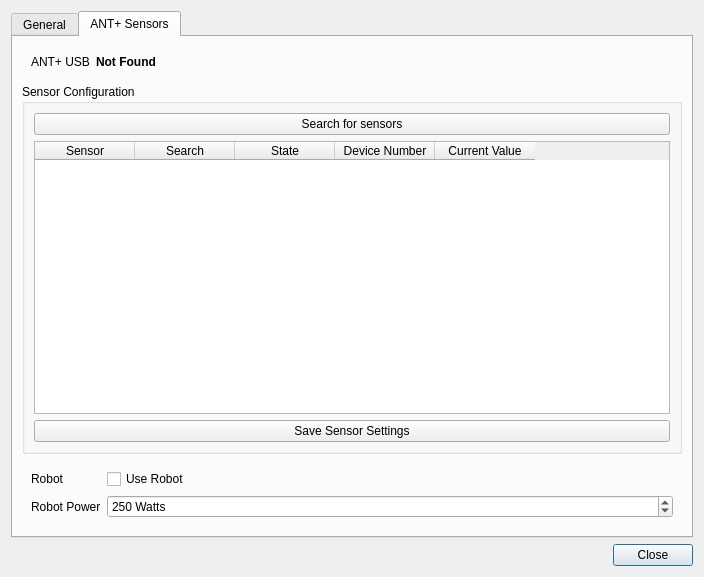
Before: the Qt Designer form indoorcycling2/settingsdialog.ui in rsippl/big-ring, drawn with Qt 5.
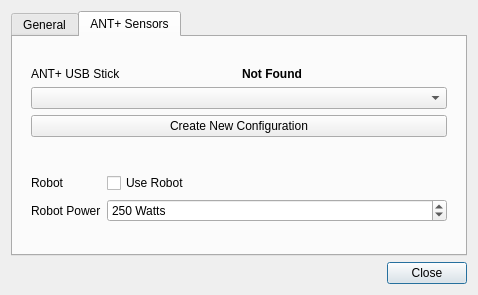
After: the same form once the commit is applied.

Commit message:
Create a single ant+ configuration using a new dialog.
Now just choose the configuration from the settings dialog.

```diff
--- a/indoorcycling2/settingsdialog.ui
+++ b/indoorcycling2/settingsdialog.ui
@@ -9,10 +9,16 @@
    <rect>
     <x>0</x>
     <y>0</y>
-    <width>704</width>
-    <height>577</height>
+    <width>478</width>
+    <height>295</height>
    </rect>
   </property>
+  <property name="sizePolicy">
+   <sizepolicy hsizetype="Minimum" vsizetype="Minimum">
+    <horstretch>0</horstretch>
+    <verstretch>0</verstretch>
+   </sizepolicy>
+  </property>
   <property name="windowTitle">
    <string>Preferences</string>
   </property>
@@ -125,21 +131,43 @@
        <item>
         <widget class="QWidget" name="widget_2" native="true">
          <property name="sizePolicy">
-          <sizepolicy hsizetype="Expanding" vsizetype="Minimum">
+          <sizepolicy hsizetype="Expanding" vsizetype="Maximum">
            <horstretch>0</horstretch>
            <verstretch>0</verstretch>
           </sizepolicy>
          </property>
-         <layout class="QFormLayout" name="formLayout_2">
+         <layout class="QGridLayout" name="gridLayout_2">
+          <item row="1" column="0" colspan="2">
+           <widget class="QComboBox" name="antConfigurationChooser">
+            <property name="sizePolicy">
+             <sizepolicy hsizetype="Minimum" vsizetype="Fixed">
+              <horstretch>2</horstretch>
+              <verstretch>0</verstretch>
+             </sizepolicy>
+            </property>
+           </widget>
+          </item>
           <item row="0" column="0">
            <widget class="QLabel" name="label_4">
+            <property name="sizePolicy">
+             <sizepolicy hsizetype="Preferred" vsizetype="Preferred">
+              <horstretch>1</horstretch>
+              <verstretch>0</verstretch>
+             </sizepolicy>
+            </property>
             <property name="text">
-             <string>ANT+ USB</string>
+             <string>ANT+ USB Stick</string>
             </property>
            </widget>
           </item>
           <item row="0" column="1">
            <widget class="QLabel" name="usbStickPresentLabel">
+            <property name="sizePolicy">
+             <sizepolicy hsizetype="Preferred" vsizetype="Preferred">
+              <horstretch>1</horstretch>
+              <verstretch>0</verstretch>
+             </sizepolicy>
+            </property>
             <property name="text">
              <string>&lt;b&gt;Not Found&lt;/b&gt;</string>
             </property>
@@ -148,85 +176,10 @@
             </property>
            </widget>
           </item>
-         </layout>
-        </widget>
-       </item>
-       <item>
-        <widget class="QGroupBox" name="groupBox_2">
-         <property name="sizePolicy">
-          <sizepolicy hsizetype="Preferred" vsizetype="Minimum">
-           <horstretch>0</horstretch>
-           <verstretch>5</verstretch>
-          </sizepolicy>
-         </property>
-         <property name="title">
-          <string>Sensor Configuration</string>
-         </property>
-         <layout class="QVBoxLayout" name="verticalLayout_2">
-          <item>
-           <widget class="QPushButton" name="searchSensorsButton">
-            <property name="sizePolicy">
-             <sizepolicy hsizetype="Expanding" vsizetype="Minimum">
-              <horstretch>0</horstretch>
-              <verstretch>0</verstretch>
-             </sizepolicy>
-            </property>
-            <property name="text">
-             <string>Search for sensors</string>
-            </property>
-           </widget>
-          </item>
-          <item>
-           <widget class="QTableWidget" name="searchTableWidget">
-            <property name="alternatingRowColors">
-             <bool>false</bool>
-            </property>
-            <property name="selectionMode">
-             <enum>QAbstractItemView::NoSelection</enum>
-            </property>
-            <property name="selectionBehavior">
-             <enum>QAbstractItemView::SelectRows</enum>
-            </property>
-            <property name="verticalScrollMode">
-             <enum>QAbstractItemView::ScrollPerPixel</enum>
-            </property>
-            <property name="horizontalScrollMode">
-             <enum>QAbstractItemView::ScrollPerPixel</enum>
-            </property>
-            <property name="columnCount">
-             <number>5</number>
-            </property>
-            <column>
-             <property name="text">
-              <string>Sensor</string>
-             </property>
-            </column>
-            <column>
-             <property name="text">
-              <string>Search</string>
-             </property>
-            </column>
-            <column>
-             <property name="text">
-              <string>State</string>
-             </property>
-            </column>
-            <column>
-             <property name="text">
-              <string>Device Number</string>
-             </property>
-            </column>
-            <column>
-             <property name="text">
-              <string>Current Value</string>
-             </property>
-            </column>
-           </widget>
-          </item>
-          <item>
+          <item row="2" column="0" colspan="2">
            <widget class="QPushButton" name="pushButton">
             <property name="text">
-             <string>Save Sensor Settings</string>
+             <string>Create New Configuration</string>
             </property>
            </widget>
           </item>
@@ -236,7 +189,7 @@
        <item>
         <widget class="QWidget" name="widget" native="true">
          <property name="sizePolicy">
-          <sizepolicy hsizetype="Expanding" vsizetype="Minimum">
+          <sizepolicy hsizetype="Minimum" vsizetype="Maximum">
            <horstretch>0</horstretch>
            <verstretch>0</verstretch>
           </sizepolicy>
@@ -248,7 +201,7 @@
           </size>
          </property>
          <layout class="QFormLayout" name="formLayout_3">
-          <item row="0" column="0">
+          <item row="1" column="0">
            <widget class="QLabel" name="robotLabel">
             <property name="text">
              <string>Robot</string>
@@ -258,14 +211,14 @@
             </property>
            </widget>
           </item>
-          <item row="0" column="1">
+          <item row="1" column="1">
            <widget class="QCheckBox" name="robotCheckBox">
             <property name="text">
              <string>Use Robot</string>
             </property>
            </widget>
           </item>
-          <item row="1" column="0">
+          <item row="2" column="0">
            <widget class="QLabel" name="label_2">
             <property name="text">
              <string>Robot Power</string>
@@ -275,7 +228,7 @@
             </property>
            </widget>
           </item>
-          <item row="1" column="1">
+          <item row="2" column="1">
            <widget class="QSpinBox" name="powerSpinBox">
             <property name="suffix">
              <string> Watts</string>
```
The commit also changes 6 other files.
